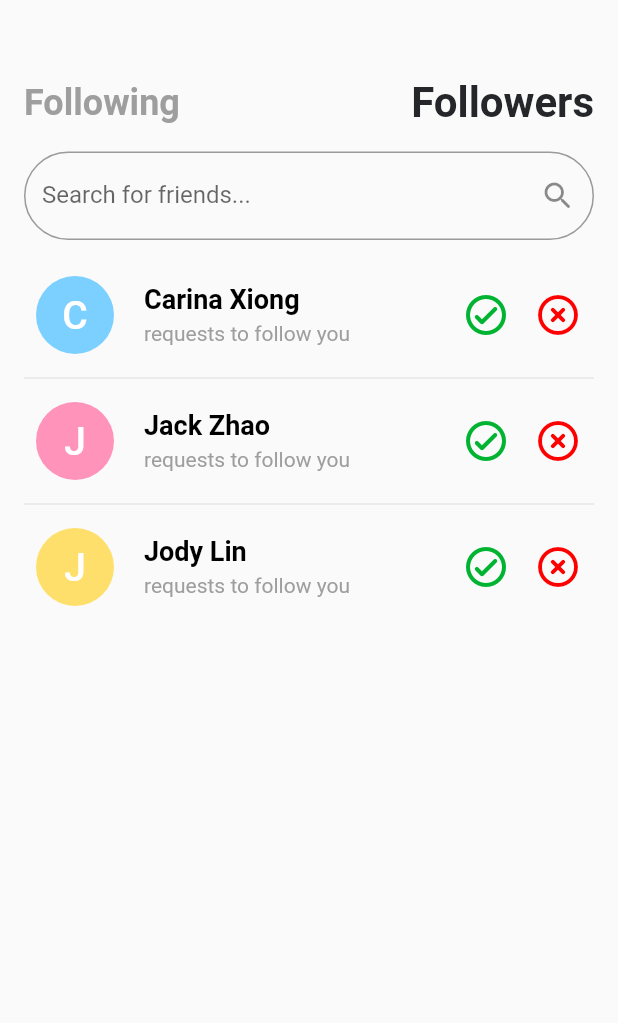
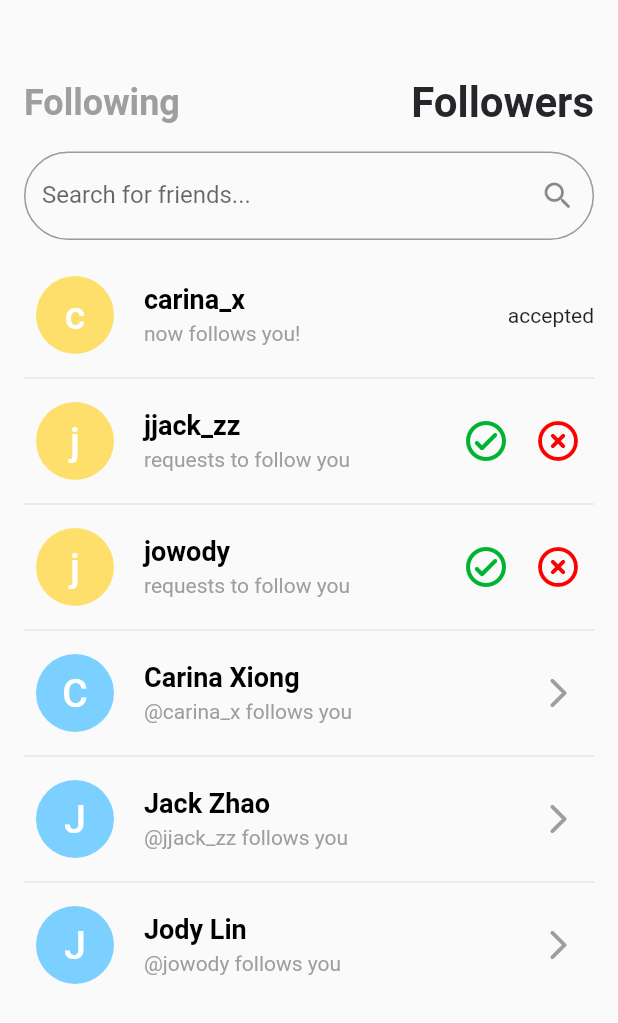
Before and after one commit to cs188-software-design-security-w20/routine-machine, a Flutter app: the FollowPage widget shown alone on an empty page, opened directly, after a tap on "Following", after a tap on "Followers", after a tap on the "check circle outline" icon, on a phone screen of 412 x 824 dp. Shown: the top 1023 px of the screen. Run offline on Flutter 3.47's test engine with Material 2 defaults, Android fonts, the phone set to English and light mode, and no system bars; our stand-ins replace firebase_auth, flutter_login, flutter_secure_storage, font_awesome_flutter, percent_indicator, timeago; missing offline and left inert: crypton, flutter_sfsymbols, mock_data, steel_crypt; accounts and stored records are empty; Roboto replaces fonts that are missing (SF Pro Rounded).

Commit message:
append follower list to follow requests

```diff
--- a/Routine-Machine/lib/Views/components/FollowerRequestTile.dart
+++ b/Routine-Machine/lib/Views/components/FollowerRequestTile.dart
@@ -1,24 +1,40 @@
 import 'package:flutter/material.dart';
 import './FollowTileInfo.dart';
 import '../../constants/Palette.dart' as Palette;
+import '../../Models/UserProfile.dart';
 
-class FollowerRequestTile extends StatelessWidget {
-  final String firstName;
-  final String lastName;
-  final String userName;
-  final String caption;
+enum RequestStatus {
+  pending,
+  accepted,
+  rejected,
+}
+
+class FollowerRequestTile extends StatefulWidget {
+  final UserProfile userProfile;
   final Color color;
 
-  FollowerRequestTile(
-      {this.firstName, this.lastName, this.userName, this.caption, this.color});
+  FollowerRequestTile({this.userProfile, this.color});
+
+  @override
+  _FollowerRequestTileState createState() => _FollowerRequestTileState();
+}
+
+class _FollowerRequestTileState extends State<FollowerRequestTile> {
+  RequestStatus _status = RequestStatus.pending;
 
   _acceptRequest() {
     // TODO: properly implement this
+    setState(() {
+      _status = RequestStatus.accepted;
+    });
     print('Accepted request!');
   }
 
   _rejectRequest() {
     // TODO: properly implement this
+    setState(() {
+      _status = RequestStatus.rejected;
+    });
     print('Rejected request!');
   }
 
@@ -28,13 +44,18 @@ class FollowerRequestTile extends StatelessWidget {
       child: Row(
         children: [
           FollowTileInfo(
-            firstName: this.firstName,
-            lastName: this.lastName,
-            caption: this.caption,
-            color: this.color,
+            firstName: this.widget.userProfile.username,
+            lastName: '',
+            caption: _status == RequestStatus.pending
+                ? 'requests to follow you'
+                : _status == RequestStatus.accepted
+                    ? 'now follows you!'
+                    : 'request has been rejected',
+            color: this.widget.color,
           ),
           Container(
-            child: Row(
+            child: _status == RequestStatus.pending
+                ? Row(
                     children: [
                       IconButton(
                         icon: Icon(Icons.check_circle_outline_rounded),
@@ -49,7 +70,10 @@ class FollowerRequestTile extends StatelessWidget {
                         onPressed: _rejectRequest,
                       ),
                     ],
-            ),
+                  )
+                : _status == RequestStatus.accepted
+                    ? Text('accepted')
+                    : Text('rejected'),
           ),
         ],
       ),
--- /dev/null
+++ b/Routine-Machine/lib/Views/components/FollowerTile.dart
@@ -0,0 +1,42 @@
+import 'package:flutter/material.dart';
+import 'package:routine_machine/Views/pages/FriendProfilePage.dart';
+import 'package:routine_machine/Models/UserProfile.dart';
+import './FollowTileInfo.dart';
+
+class FollowerTile extends StatelessWidget {
+  final UserProfile followerProfile;
+  final Color color;
+
+  FollowerTile({this.followerProfile, this.color});
+
+  @override
+  Widget build(BuildContext context) {
+    return Container(
+      child: Row(
+        children: [
+          FollowTileInfo(
+            firstName: this.followerProfile.firstName,
+            lastName: this.followerProfile.lastName,
+            caption: '@${this.followerProfile.username} follows you',
+            color: this.color,
+          ),
+          IconButton(
+            icon: Icon(Icons.arrow_forward_ios_rounded),
+            color: Colors.grey,
+            onPressed: () async {
+              Navigator.push(
+                context,
+                MaterialPageRoute(
+                  builder: (context) => FriendProfilePage(
+                    friendProfile: followerProfile,
+                    userColor: this.color,
+                  ),
+                ),
+              );
+            },
+          ),
+        ],
+      ),
+    );
+  }
+}
--- a/Routine-Machine/lib/Views/pages/FollowPage.dart
+++ b/Routine-Machine/lib/Views/pages/FollowPage.dart
@@ -1,12 +1,9 @@
 import 'package:flutter/material.dart';
 import 'dart:io';
-
 import 'SearchResultPage.dart';
-import '../../constants/Palette.dart' as Palette;
 import '../../constants/Constants.dart' as Constants;
 import '../subviews/FollowingTileList.dart';
-import '../subviews/FollowerRequestTileList.dart';
-import '../../Models/SampleFollowerRequestData.dart';
+import '../subviews/FollowerTileList.dart';
 import '../../Models/UserProfile.dart';
 
 final List<UserProfile> sampleFollowingList = [
@@ -57,24 +54,21 @@ final List<UserProfile> sampleFollowingList = [
   )
 ];
 
-final List<SampleFollowerRequestData> sampleFollowerRequestList = [
-  SampleFollowerRequestData(
+final List<UserProfile> sampleFollowerRequestList = [
+  UserProfile(
     firstName: 'Carina',
     lastName: 'Xiong',
-    userName: 'carina_x',
-    color: Palette.blue,
+    username: 'carina_x',
   ),
-  SampleFollowerRequestData(
+  UserProfile(
     firstName: 'Jack',
     lastName: 'Zhao',
-    userName: 'jjack_zz',
-    color: Palette.pink,
+    username: 'jjack_zz',
   ),
-  SampleFollowerRequestData(
+  UserProfile(
     firstName: 'Jody',
     lastName: 'Lin',
-    userName: 'jowody',
-    color: Palette.yellow,
+    username: 'jowody',
   ),
 ];
 
@@ -93,14 +87,16 @@ class _FollowPageState extends State<FollowPage> {
   // of the TextField.
   final searchController = TextEditingController();
   FollowPageType _page = FollowPageType.following;
-  Future<List<dynamic>> _followingList;
-  Future<List<dynamic>> _followerRequestList;
+  Future<List<UserProfile>> _followingList;
+  Future<List<UserProfile>> _followerRequestList;
+  Future<List<UserProfile>> _followerList;
 
   @override
   void initState() {
     super.initState();
     _followingList = _getFollowingList();
     _followerRequestList = _getFollowerRequestList();
+    _followerList = _getFollowerList();
   }
 
   @override
@@ -110,11 +106,16 @@ class _FollowPageState extends State<FollowPage> {
     super.dispose();
   }
 
-  Future<List<dynamic>> _getFollowingList() {
+  Future<List<UserProfile>> _getFollowingList() {
     return Future.delayed(new Duration(seconds: 2), () => sampleFollowingList);
   }
 
-  Future<List<dynamic>> _getFollowerRequestList() {
+  Future<List<UserProfile>> _getFollowerRequestList() {
+    return Future.delayed(
+        new Duration(seconds: 2), () => sampleFollowerRequestList);
+  }
+
+  Future<List<UserProfile>> _getFollowerList() {
     return Future.delayed(
         new Duration(seconds: 2), () => sampleFollowerRequestList);
   }
@@ -198,7 +199,8 @@ class _FollowPageState extends State<FollowPage> {
           ),
           Expanded(
               child: FutureBuilder(
-            future: Future.wait([_followingList, _followerRequestList]),
+            future: Future.wait(
+                [_followingList, _followerRequestList, _followerList]),
             builder:
                 (BuildContext context, AsyncSnapshot<List<dynamic>> snapshot) {
               Widget followContent;
@@ -218,10 +220,12 @@ class _FollowPageState extends State<FollowPage> {
                         onRefresh: () async {
                           setState(() {
                             _followerRequestList = _getFollowerRequestList();
+                            _followerList = _getFollowerList();
                           });
                         },
-                        child: FollowerRequestTileList(
+                        child: FollowerTileList(
                           followerRequestList: snapshot.data[1],
+                          followerList: snapshot.data[2],
                         ),
                       );
               } else if (snapshot.hasError) {
--- a/Routine-Machine/lib/Views/subviews/FollowerRequestTileList.dart
+++ /dev/null
@@ -1,31 +0,0 @@
-import 'package:flutter/material.dart';
-import '../components/FollowerRequestTile.dart';
-
-class FollowerRequestTileList extends StatelessWidget {
-  final List followerRequestList;
-
-  FollowerRequestTileList({this.followerRequestList});
-
-  @override
-  Widget build(BuildContext context) {
-    return this.followerRequestList.isEmpty
-        ? Text(
-            'You currently have no pending requests :)') // default message if not following anyone
-        : ListView.separated(
-            itemCount: followerRequestList.length,
-            shrinkWrap: true,
-            separatorBuilder: (BuildContext context, int index) => Divider(),
-            itemBuilder: (context, index) {
-              var user = followerRequestList[index];
-              String requestCaption = 'requests to follow you';
-              return FollowerRequestTile(
-                firstName: user.firstName,
-                lastName: user.lastName,
-                userName: user.userName,
-                caption: requestCaption,
-                color: user.color,
-              );
-            },
-          );
-  }
-}
--- /dev/null
+++ b/Routine-Machine/lib/Views/subviews/FollowerTileList.dart
@@ -0,0 +1,39 @@
+import 'package:flutter/material.dart';
+import '../../constants/Palette.dart' as Palette;
+import '../components/FollowerRequestTile.dart';
+import '../components/FollowerTile.dart';
+
+class FollowerTileList extends StatelessWidget {
+  final List followerRequestList;
+  final List followerList;
+
+  List<dynamic> combinedFollowerList;
+
+  FollowerTileList({this.followerRequestList, this.followerList}) {
+    combinedFollowerList = followerRequestList + followerList;
+  }
+
+  @override
+  Widget build(BuildContext context) {
+    return this.followerRequestList.isEmpty
+        ? Text(
+            'You currently have no pending requests or followers:)') // default message if not following anyone
+        : ListView.separated(
+            itemCount: combinedFollowerList.length,
+            shrinkWrap: true,
+            separatorBuilder: (BuildContext context, int index) => Divider(),
+            itemBuilder: (context, index) {
+              var userProfile = combinedFollowerList[index];
+              return index < followerRequestList.length
+                  ? FollowerRequestTile(
+                      userProfile: userProfile,
+                      color: Palette.yellow,
+                    )
+                  : FollowerTile(
+                      followerProfile: userProfile,
+                      color: Palette.blue,
+                    );
+            },
+          );
+  }
+}
```
Lines whose indentation alone changed are shown as unchanged.
